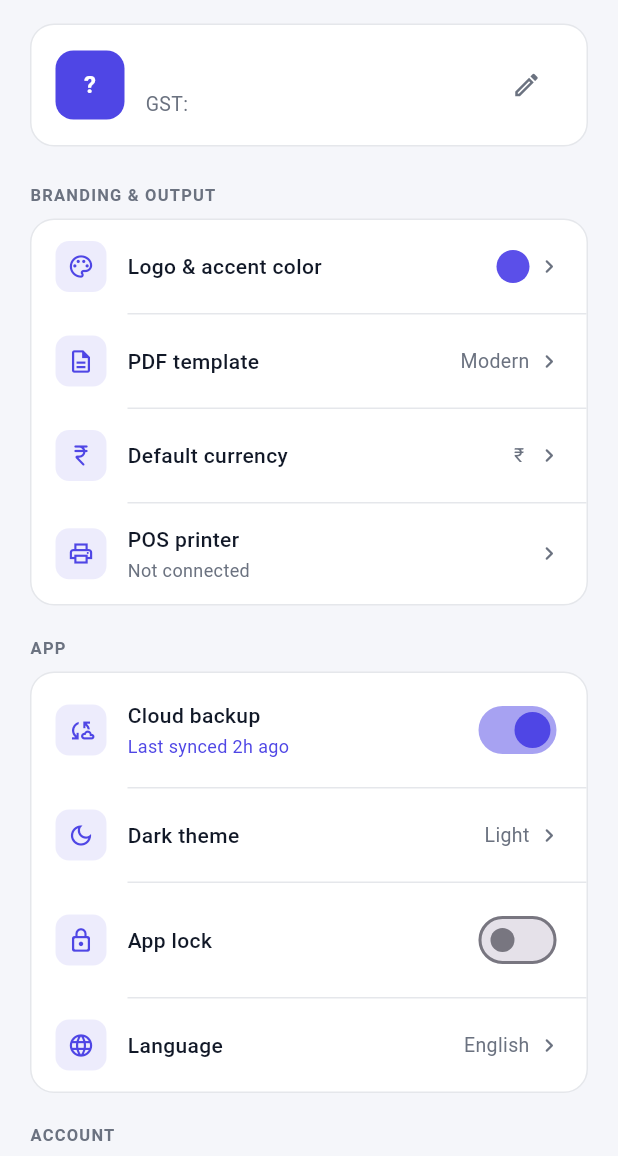
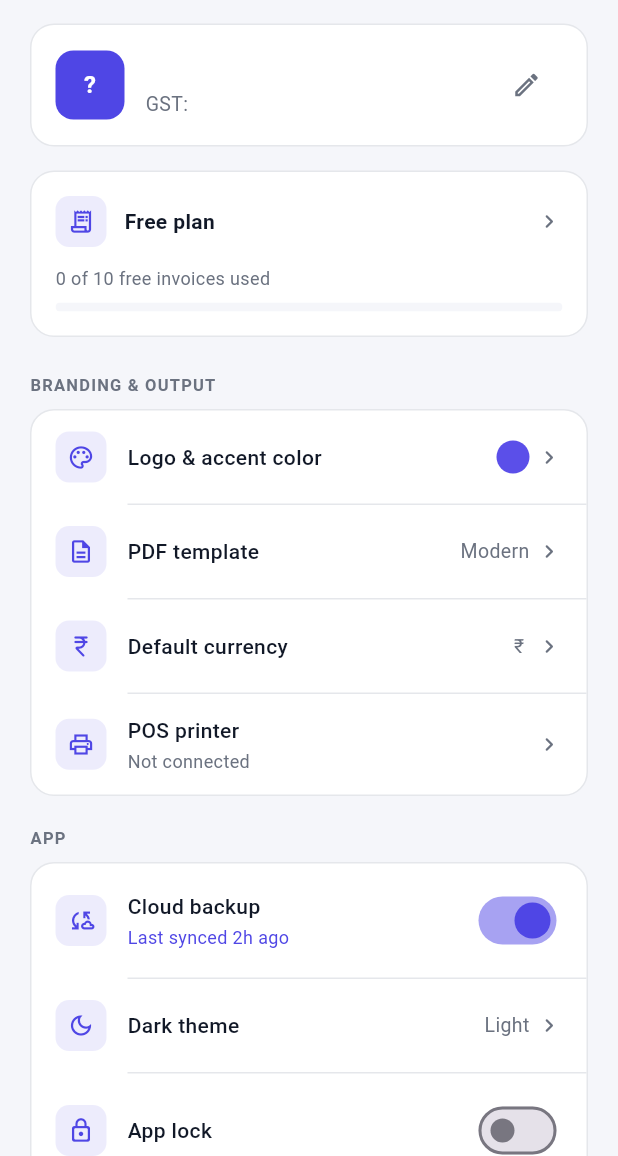
Before and after one commit to zanjurneanuj/FastBilling, a Flutter app: the SettingsView screen opened by its route, on a phone screen of 412 x 824 dp, the part 80-1236 px from its top. Run offline on Flutter 3.47's test engine with Material 3 defaults, Android fonts, the phone set to English and light mode, and no system bars; our stand-ins replace cloud_firestore, device_info_plus, firebase_auth, firebase_core, firebase_storage, go_router and 6 more; missing offline and left inert: esc_pos_utils_plus, network_info_plus, unified_esc_pos_printer; accounts and stored records are empty.

Commit message:
Add free-tier invoice limit with soft upgrade paywall
Gates new-invoice creation behind a 10-free-invoices-per-account limit,
per the agreed scope: soft paywall only (no payment processing yet),
counted by number of invoices created rather than PDF actions, so
re-opening/sharing an existing invoice's PDF never costs anything.

- SubscriptionService: tracks invoiceCount (via a Firestore aggregate
  count() query on the account's invoices) and an isPremium flag, kept
  in its own `subscriptions/{uid}` collection rather than on the
  editable business profile so a profile edit can never accidentally
  clear it. canCreateInvoice fails open (defaults true) if the count
  hasn't loaded yet, so a network hiccup never blocks a legitimate new
  user.
- openNewInvoice() (lib/utils/invoice_gate.dart) is the single gated
  entry point; wired into every "+ New invoice" affordance (home FAB,
  quick action, empty-state action, invoice list FAB). Editing an
  existing invoice bypasses the gate entirely — only brand-new ones
  count.
- UpgradeView: paywall/plan screen reachable both when blocked and
  from a new "Free plan" card in Settings (shows usage + a progress
  bar); copy adapts to whether the user is at the limit, still has
  free invoices left, or is already premium.
- Invoice save (both draft and send) refreshes the count afterward so
  the gate reflects reality immediately, without an app restart.

Verified on-device (Vivo V2036): creating an invoice under the limit
works normally, the Settings usage card shows live "3 of 10 free
invoices used" with a progress bar, tapping it opens the upgrade
screen with correctly conditional copy ("free invoices left" vs "used
all N" vs premium), and the placeholder "Upgrade" CTA shows a
coming-soon message without crashing. Full analyze clean (only the
one expected new PascalCase-filename info, matching this codebase's
existing service-file convention).

```diff
--- a/lib/app.dart
+++ b/lib/app.dart
@@ -23,6 +23,7 @@ import 'views/screens/client_detail_view.dart';
 import 'views/screens/catalog_view.dart';
 import 'views/screens/reports_view.dart';
 import 'views/screens/settings_view.dart';
+import 'views/screens/upgrade_view.dart';
 
 class ZanvoyApp extends StatelessWidget {
   const ZanvoyApp({super.key});
@@ -215,6 +216,7 @@ final GoRouter _router = GoRouter(
     ),
     GoRoute(path: '/catalog',         builder: (c, s) => const CatalogView()),
     GoRoute(path: '/reports',         builder: (c, s) => const ReportsView()),
+    GoRoute(path: '/upgrade',         builder: (c, s) => const UpgradeView()),
     GoRoute(
       path: '/settings',
       builder: (c, s) => const SettingsView(),
--- a/lib/main.dart
+++ b/lib/main.dart
@@ -2,6 +2,7 @@ import 'dart:async';
 
 import 'package:fast_billing/services/PosPrinterService.dart';
 import 'package:fast_billing/services/PdfTemplateService.dart';
+import 'package:fast_billing/services/SubscriptionService.dart';
 import 'package:fast_billing/services/auth_service.dart';
 import 'package:fast_billing/services/ProfileService.dart';
 import 'package:firebase_core/firebase_core.dart';
@@ -38,7 +39,10 @@ Future<void> _bootstrap() async {
 
   if (firebaseReady) {
     try {
-      if (AuthService.isLoggedIn) await ProfileService.load();
+      if (AuthService.isLoggedIn) {
+        await ProfileService.load();
+        await SubscriptionService.refresh();
+      }
       await PosPrinterService.loadSettings();
       await PdfTemplateService.load();
     } catch (e, st) {
--- /dev/null
+++ b/lib/services/SubscriptionService.dart
@@ -0,0 +1,62 @@
+import 'package:cloud_firestore/cloud_firestore.dart';
+import 'package:flutter/foundation.dart';
+
+import 'auth_service.dart';
+
+/// Soft paywall: the first [freeInvoiceLimit] invoices an account ever
+/// creates are free. After that, [canCreateInvoice] goes false until
+/// [isPremium] is set — e.g. manually by support today, or by a real
+/// billing integration later. No payment processing happens here; this
+/// only gates the "create invoice" entry points and reports usage.
+///
+/// Kept in its own Firestore collection (`subscriptions/{uid}`) rather
+/// than on the business profile so a profile edit can never accidentally
+/// overwrite the premium flag.
+class SubscriptionService {
+  SubscriptionService._();
+
+  static const int freeInvoiceLimit = 10;
+  static const _collection = 'subscriptions';
+
+  static final ValueNotifier<int> changed = ValueNotifier(0);
+
+  static int invoiceCount = 0;
+  static bool isPremium = false;
+
+  static int get remainingFree =>
+      (freeInvoiceLimit - invoiceCount).clamp(0, freeInvoiceLimit);
+
+  static bool get canCreateInvoice => isPremium || invoiceCount < freeInvoiceLimit;
+
+  /// Call at startup, and again after a new invoice is saved, so the
+  /// gate reflects reality without needing an app restart. Safe to call
+  /// when signed out (no-op) and safe to call repeatedly.
+  static Future<void> refresh() async {
+    final uid = AuthService.currentUser?.uid;
+    if (uid == null) return;
+
+    try {
+      final agg = await FirebaseFirestore.instance
+          .collection('users')
+          .doc(uid)
+          .collection('invoices')
+          .count()
+          .get();
+      invoiceCount = agg.count ?? 0;
+    } catch (e) {
+      debugPrint('[Subscription] invoice count refresh failed: $e');
+    }
+
+    try {
+      final doc = await FirebaseFirestore.instance
+          .collection(_collection)
+          .doc(uid)
+          .get();
+      isPremium = doc.data()?['isPremium'] == true;
+    } catch (e) {
+      debugPrint('[Subscription] premium status refresh failed: $e');
+    }
+
+    changed.value++;
+  }
+}
--- a/lib/viewmodels/invoice_viewmodel.dart
+++ b/lib/viewmodels/invoice_viewmodel.dart
@@ -1,6 +1,10 @@
+import 'dart:async';
+
 import 'package:cloud_firestore/cloud_firestore.dart';
 import 'package:firebase_auth/firebase_auth.dart';
 import 'package:flutter/material.dart';
+
+import '../services/SubscriptionService.dart';
 
 class LineItem {
   final String id;
@@ -279,6 +283,7 @@ class InvoiceCreateViewModel extends ChangeNotifier {
       isSaving = false;
       isDraftSaved = true;
       notifyListeners();
+      if (!isEditing) unawaited(SubscriptionService.refresh());
 
       return true;
     } catch (e, stackTrace) {
@@ -335,6 +340,7 @@ class InvoiceCreateViewModel extends ChangeNotifier {
 
       isSaving = false;
       notifyListeners();
+      if (!isEditing) unawaited(SubscriptionService.refresh());
       return true;
     } catch (e) {
       debugPrint('Error saving invoice: $e');
--- a/lib/views/screens/invoice_list_view.dart
+++ b/lib/views/screens/invoice_list_view.dart
@@ -4,6 +4,7 @@ import 'package:provider/provider.dart';
 
 import '../../models/InvoiceListItem.dart';
 import '../../utils/app_colors.dart';
+import '../../utils/invoice_gate.dart';
 import '../../utils/invoice_status.dart';
 import '../../viewmodels/invoice_list_viewmodel.dart';
 import '../widgets/client_avatar.dart';
@@ -210,7 +211,7 @@ class _InvoiceListScreenState extends State<_InvoiceListScreen> {
 
           // ── FAB ─────────────────────────────────────────────────────────
           floatingActionButton: FloatingActionButton.extended(
-            onPressed: () => context.push('/invoices/create'),
+            onPressed: () => openNewInvoice(context),
             backgroundColor: AppColors.primary,
             icon: const Icon(Icons.add, color: Colors.white),
             label: const Text('New',
--- a/lib/views/screens/settings_view.dart
+++ b/lib/views/screens/settings_view.dart
@@ -10,6 +10,7 @@ import '../../providers/locale_provider.dart';
 import '../../services/PdfTemplateService.dart';
 import '../../services/PosPrinterService.dart';
 import '../../services/ProfileService.dart';
+import '../../services/SubscriptionService.dart';
 import '../../services/auth_service.dart';
 import '../../models/PdfTemplate.dart';
 import '../../utils/app_colors.dart';
@@ -39,12 +40,15 @@ class _SettingsViewState extends State<SettingsView>
     // Rebuild the "POS printer" tile whenever connection state changes,
     // whether from this screen or the printer connect screen.
     PosPrinterService.changed.addListener(_onPrinterChanged);
+    // Rebuild the subscription usage tile after a new invoice is saved.
+    SubscriptionService.changed.addListener(_onSubscriptionChanged);
   }
 
   @override
   void dispose() {
     PdfTemplateService.changed.removeListener(_onPdfTemplateChanged);
     PosPrinterService.changed.removeListener(_onPrinterChanged);
+    SubscriptionService.changed.removeListener(_onSubscriptionChanged);
     super.dispose();
   }
 
@@ -53,6 +57,10 @@ class _SettingsViewState extends State<SettingsView>
   }
 
   void _onPrinterChanged() {
+    if (mounted) setState(() {});
+  }
+
+  void _onSubscriptionChanged() {
     if (mounted) setState(() {});
   }
 
@@ -115,6 +123,10 @@ class _SettingsViewState extends State<SettingsView>
                 sub:         _businessSub,
                 onEdit:      () => _showEditProfileDialog(context),
               ),
+              const SizedBox(height: 16),
+
+              // ── Subscription usage ─────────────────────────────────
+              _SubscriptionCard(onTap: () => context.push('/upgrade')),
               const SizedBox(height: 24),
 
               // ── Branding & Output ─────────────────────────────────
@@ -626,6 +638,92 @@ class _SettingsViewState extends State<SettingsView>
 
 // ─── Profile Card ─────────────────────────────────────────────────────────────
 
+// ─── Subscription Usage Card ────────────────────────────────────────────────
+
+class _SubscriptionCard extends StatelessWidget {
+  const _SubscriptionCard({required this.onTap});
+  final VoidCallback onTap;
+
+  @override
+  Widget build(BuildContext context) {
+    final isPremium = SubscriptionService.isPremium;
+    final used = SubscriptionService.invoiceCount;
+    final limit = SubscriptionService.freeInvoiceLimit;
+    final progress = isPremium ? 1.0 : (used / limit).clamp(0.0, 1.0);
+
+    return GestureDetector(
+      onTap: onTap,
+      child: Container(
+        padding: const EdgeInsets.all(16),
+        decoration: BoxDecoration(
+          color: AppColors.surface(context),
+          borderRadius: BorderRadius.circular(16),
+          border: Border.all(color: AppColors.border(context)),
+        ),
+        child: Column(
+          crossAxisAlignment: CrossAxisAlignment.start,
+          children: [
+            Row(
+              children: [
+                Container(
+                  width: 34,
+                  height: 34,
+                  decoration: BoxDecoration(
+                    color: AppColors.primary.withValues(alpha: 0.1),
+                    borderRadius: BorderRadius.circular(9),
+                  ),
+                  child: Icon(
+                    isPremium
+                        ? Icons.workspace_premium_rounded
+                        : Icons.receipt_long_outlined,
+                    color: AppColors.primary,
+                    size: 18,
+                  ),
+                ),
+                const SizedBox(width: 12),
+                Expanded(
+                  child: Text(
+                    isPremium ? 'Premium plan' : 'Free plan',
+                    style: TextStyle(
+                        color: AppColors.textPrimary(context),
+                        fontSize: 14,
+                        fontWeight: FontWeight.w600),
+                  ),
+                ),
+                if (!isPremium)
+                  Icon(Icons.chevron_right_rounded,
+                      color: AppColors.textSecondary(context), size: 18),
+              ],
+            ),
+            const SizedBox(height: 12),
+            Text(
+              isPremium
+                  ? 'Unlimited invoices'
+                  : '$used of $limit free invoices used',
+              style: TextStyle(
+                  color: AppColors.textSecondary(context), fontSize: 12),
+            ),
+            const SizedBox(height: 8),
+            ClipRRect(
+              borderRadius: BorderRadius.circular(4),
+              child: LinearProgressIndicator(
+                value: progress,
+                minHeight: 6,
+                backgroundColor: AppColors.background(context),
+                valueColor: AlwaysStoppedAnimation(
+                  !isPremium && used >= limit
+                      ? AppColors.error
+                      : AppColors.primary,
+                ),
+              ),
+            ),
+          ],
+        ),
+      ),
+    );
+  }
+}
+
 class _ProfileCard extends StatelessWidget {
   const _ProfileCard({
     required this.initials,
```
Also changed, not shown: lib/utils/invoice_gate.dart (added, +17 -0 lines), lib/views/screens/home_view.dart (+4 -3 lines), lib/views/screens/upgrade_view.dart (added, +158 -0 lines).
